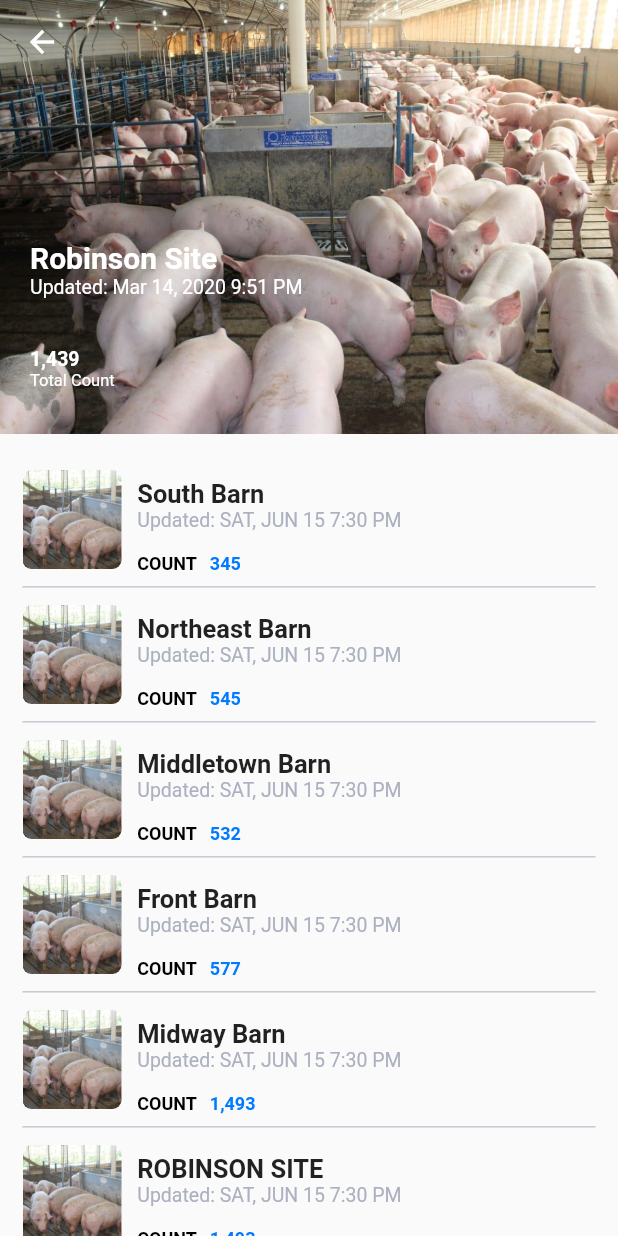
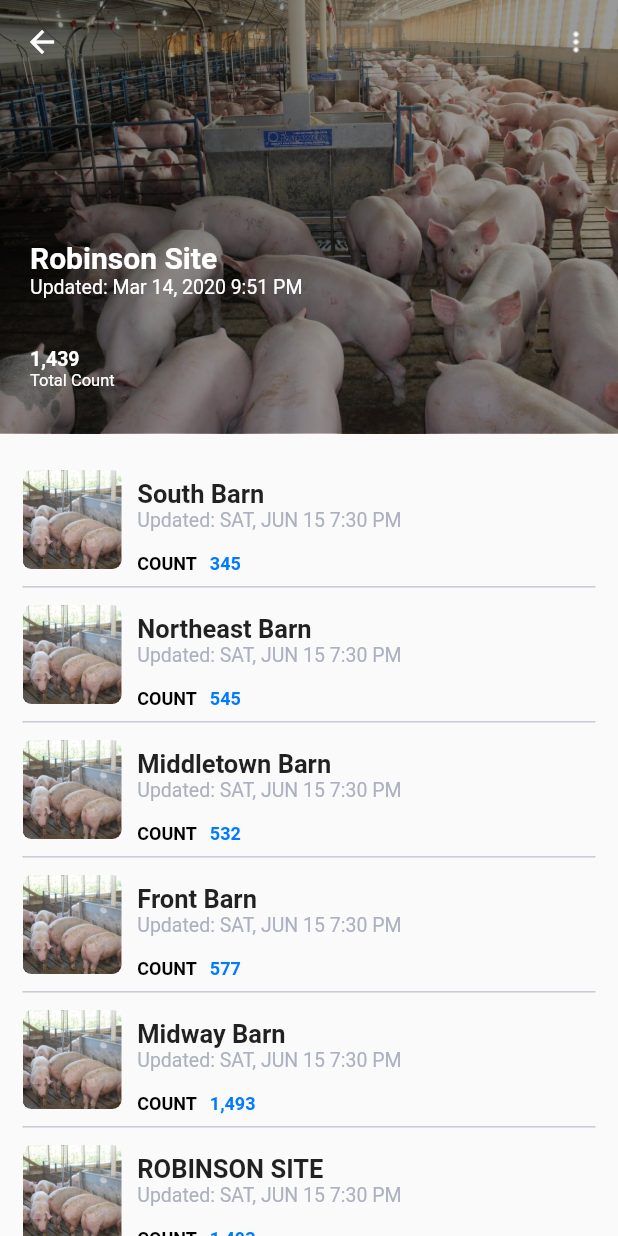
Before and after one commit to fanboyJiaqi/sentinalapp, a Flutter app: the SiteDetail screen opened directly, on a phone screen of 412 x 824 dp. Run offline on Flutter 3.47's test engine with Material 2 defaults, Android fonts, the phone set to English and light mode, and no system bars; our stand-ins replace flutter_svg.

Commit message:
https://github.com/fanboyJiaqi/sentinalapp.git

```diff
--- a/lib/site_detail.dart
+++ b/lib/site_detail.dart
@@ -1,3 +1,5 @@
+import 'dart:ui';
+
 import 'package:flutter/material.dart';
 import 'package:flutter/src/foundation/key.dart';
 import 'package:flutter/src/widgets/framework.dart';
@@ -11,37 +13,13 @@ class SiteDetail extends StatelessWidget {
   Widget build(BuildContext context) {
 
     return Scaffold(
-      extendBodyBehindAppBar: true,
-
-      appBar: AppBar(
-        elevation: 0,
-        backgroundColor: Colors.transparent,
-        actions: [
-          Container(
-            margin: EdgeInsets.only(right: 15),
-            child: Icon(MyFlutterApp.more_vert, color: Colors.white,))
-        ],
-      ),
-      // body: NestedScrollView(
-      //   floatHeaderSlivers: true,
-      //   headerSliverBuilder: ((context, innerBoxIsScrolled) => [
-      //     SliverAppBar(
-      //       floating: true,
-      //     elevation: 0,
-      //    backgroundColor: Colors.transparent,
-      //    actions: [
-      //     Container(
-      //       margin: EdgeInsets.only(right: 15),
-      //       child: Icon(MyFlutterApp.more_vert, color: Colors.white,))
-      //   ],
-      //     )
-      //   ]),
         body: SingleChildScrollView(
           child: Column(
             children: [
               Container(
                 child: Stack(
                   children: [
+
                     Container(
                       width: double.infinity,
                       height: 289,
@@ -51,17 +29,29 @@ class SiteDetail extends StatelessWidget {
                           fit: BoxFit.cover
                         )
                       ),
-                      child: Padding(
-                        padding: EdgeInsets.symmetric(horizontal: 20),
+                      child: Container(
+                        decoration: BoxDecoration(color: Colors.black.withOpacity(0.4)),
+                      ),
+                    ),
+                    AppBar(
+                      elevation: 0,
+                      backgroundColor: Colors.transparent,
+                      actions: [
+                        Container(
+                          child: Image.asset('assets/img/Icons - Filled - Menu Copy.png', color: Colors.white,),
+                        )
+                      ],
+                    ),
+                    Padding(
+                        padding:const EdgeInsets.symmetric(horizontal: 20),
                         child: Column(
                           mainAxisAlignment: MainAxisAlignment.start,
                           crossAxisAlignment: CrossAxisAlignment.start,
-                          children: [
+                          children: const[
                             SizedBox(height: 160,),
-                            Container(
 
-                              child: Text('Robinson Site', style: TextStyle(fontSize: 20, fontWeight: FontWeight.bold, color: Colors.white),)
-                              ),
+                             Text('Robinson Site', style: TextStyle(fontSize: 20, fontWeight: FontWeight.bold, color: Colors.white),),
+
                             SizedBox(height: 1,),
                             Text('Updated: Mar 14, 2020 9:51 PM', style: TextStyle(fontSize: 13, color: Colors.white),),
                             SizedBox(height: 33,),
@@ -70,7 +60,6 @@ class SiteDetail extends StatelessWidget {
                           ],
                         ),
                       ),
-                    )
                   ],
                 ),
               ),
```
Also changed, not shown: assets/img/Icons - Filled - Menu Copy.png (added).
